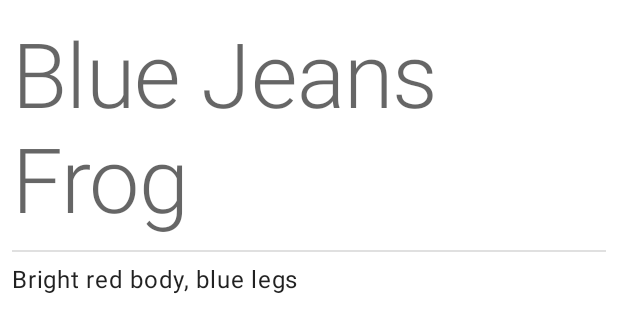
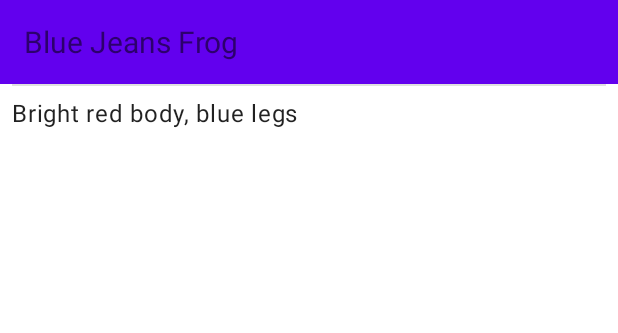
Before and after one commit to shapshuk/pokemon-app, an Android app: the layout fragment_pokemon_detail.xml on its own in the app's theme, with its tools: preview values and no code run, on a phone screen of 412 x 824 dp. Shown: the top 333 px of the screen. Run offline under Robolectric (Android 15) with nearby library versions, the phone set to English and light mode, and no system bars.

```diff
--- a/app/src/main/res/layout/fragment_pokemon_detail.xml
+++ b/app/src/main/res/layout/fragment_pokemon_detail.xml
@@ -10,20 +10,31 @@
             type="com.example.pokemonapp.ui.PokemonViewModel" />
     </data>
 
+
     <androidx.constraintlayout.widget.ConstraintLayout
         android:layout_width="match_parent"
         android:layout_height="match_parent">
 
-        <TextView
-            android:id="@+id/name"
+        <androidx.appcompat.widget.Toolbar
+            android:id="@+id/toolbar"
             android:layout_width="match_parent"
-            android:layout_height="wrap_content"
-            android:padding="8dp"
-            android:text="@{viewModel.pokemon.name}"
-            android:textAppearance="@style/TextAppearance.MaterialComponents.Headline2"
+            android:layout_height="?attr/actionBarSize"
+            android:background="?attr/colorPrimary"
+            android:theme="@style/ThemeOverlay.AppCompat.ActionBar"
             app:layout_constraintStart_toStartOf="parent"
             app:layout_constraintTop_toTopOf="parent"
-            tools:text="Blue Jeans Frog" />
+            app:popupTheme="@style/ThemeOverlay.AppCompat.Light">
+
+            <TextView
+                android:id="@+id/name"
+                android:layout_width="match_parent"
+                android:layout_height="wrap_content"
+                android:text="@{viewModel.pokemon.name}"
+                android:textSize="20sp"
+                app:layout_constraintStart_toStartOf="parent"
+                tools:text="Blue Jeans Frog" />
+
+        </androidx.appcompat.widget.Toolbar>
 
         <View
             android:layout_width="match_parent"
@@ -32,7 +43,7 @@
             android:layout_marginEnd="8dp"
             android:background="?attr/dividerHorizontal"
             app:layout_constraintStart_toStartOf="parent"
-            app:layout_constraintTop_toBottomOf="@id/name" />
+            app:layout_constraintTop_toBottomOf="@id/toolbar" />
 
         <TextView
             android:id="@+id/description"
@@ -42,7 +53,7 @@
             android:text="@{viewModel.pokemon.description}"
             android:textAppearance="@style/TextAppearance.MaterialComponents.Body1"
             app:layout_constraintStart_toStartOf="parent"
-            app:layout_constraintTop_toBottomOf="@id/name"
+            app:layout_constraintTop_toBottomOf="@id/toolbar"
             tools:text="Bright red body, blue legs" />
     </androidx.constraintlayout.widget.ConstraintLayout>
 </layout>
```
Also changed, not shown: app/src/main/java/com/example/pokemonapp/ui/PokemonDetailFragment.kt (+10 -0 lines), app/src/main/res/drawable/ic_back_button.xml (added, +10 -0 lines).
